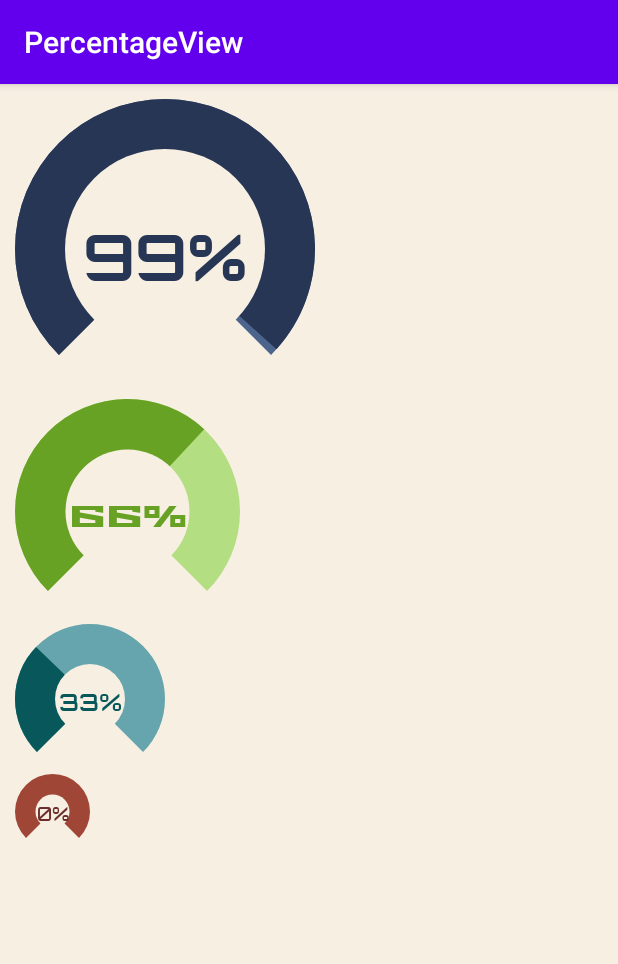
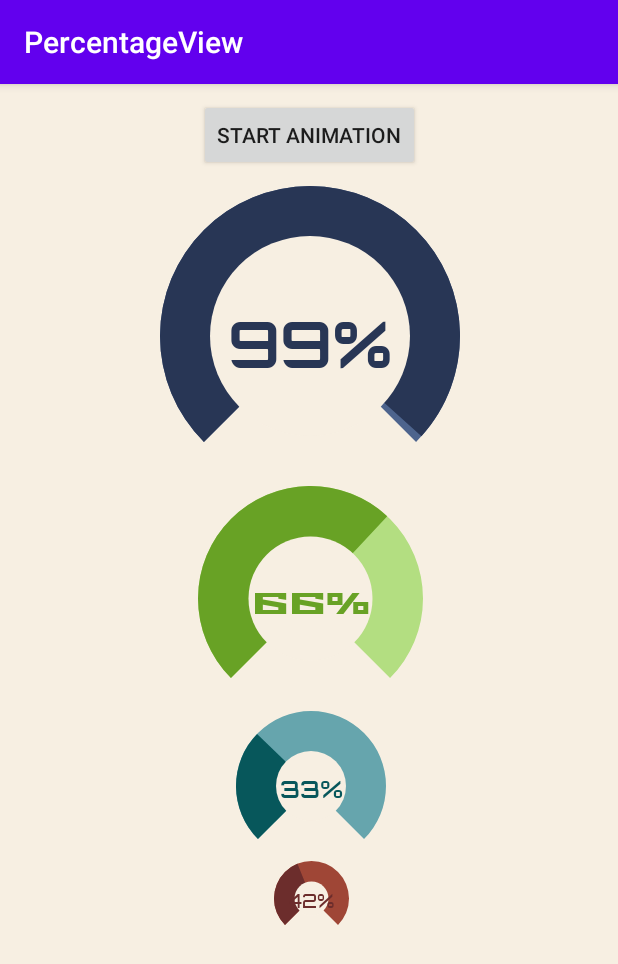
Before and after one commit to turkergoksu/PercentageView, an Android app: the screen it shows after launch (MainActivity), on a phone screen of 412 x 824 dp. Shown: the top 964 px of the screen. Run offline under Robolectric (Android 15) with nearby library versions, the phone set to English and light mode, and no system bars.

```diff
--- a/app/src/main/java/me/turkergoksu/percentageview/MainActivity.kt
+++ b/app/src/main/java/me/turkergoksu/percentageview/MainActivity.kt
@@ -2,10 +2,18 @@ package me.turkergoksu.percentageview
 
 import androidx.appcompat.app.AppCompatActivity
 import android.os.Bundle
+import kotlinx.android.synthetic.main.activity_main.*
 
 class MainActivity : AppCompatActivity() {
     override fun onCreate(savedInstanceState: Bundle?) {
         super.onCreate(savedInstanceState)
         setContentView(R.layout.activity_main)
+
+        buttonStartAnimation.setOnClickListener {
+            pv1.setPercentage(99)
+            pv2.setPercentage(66)
+            pv3.setPercentage(33)
+            pv4.setPercentage(42)
+        }
     }
 }
--- a/app/src/main/res/layout/activity_main.xml
+++ b/app/src/main/res/layout/activity_main.xml
@@ -8,16 +8,28 @@
     android:padding="10dp"
     tools:context=".MainActivity">
 
+    <Button
+        android:id="@+id/buttonStartAnimation"
+        android:layout_width="wrap_content"
+        android:layout_height="wrap_content"
+        android:text="@string/start_animation"
+        app:layout_constraintEnd_toEndOf="parent"
+        app:layout_constraintStart_toStartOf="parent"
+        app:layout_constraintTop_toTopOf="parent" />
+
     <me.turkergoksu.lib.PercentageView
         android:id="@+id/pv1"
         android:layout_width="200dp"
         android:layout_height="200dp"
+        android:layout_marginTop="10dp"
         android:fontFamily="@font/orbitron_bold"
-        app:animDuration="2000"
+        app:animDuration="1500"
         app:centerColor="#f7efe2"
-        app:layout_constraintStart_toStartOf="parent"
-        app:layout_constraintTop_toTopOf="parent"
+        app:layout_constraintEnd_toEndOf="@id/buttonStartAnimation"
+        app:layout_constraintStart_toStartOf="@id/buttonStartAnimation"
+        app:layout_constraintTop_toBottomOf="@id/buttonStartAnimation"
         app:percentage="99"
+        app:percentageWidth="50"
         app:progressBackgroundColor="#4d648d"
         app:progressColor="#283655"
         app:textColor="#283655"
@@ -28,9 +40,10 @@
         android:layout_width="150dp"
         android:layout_height="150dp"
         android:fontFamily="@font/stalinist_one_regular"
-        app:animDuration="3000"
+        app:animDuration="1500"
         app:centerColor="#f7efe2"
-        app:layout_constraintStart_toStartOf="parent"
+        app:layout_constraintEnd_toEndOf="@id/pv1"
+        app:layout_constraintStart_toStartOf="@id/pv1"
         app:layout_constraintTop_toBottomOf="@id/pv1"
         app:percentage="66"
         app:progressBackgroundColor="#b3de81"
@@ -43,9 +56,10 @@
         android:layout_width="100dp"
         android:layout_height="100dp"
         android:fontFamily="@font/orbitron_semibold"
-        app:animDuration="4000"
+        app:animDuration="1500"
         app:centerColor="#f7efe2"
-        app:layout_constraintStart_toStartOf="parent"
+        app:layout_constraintEnd_toEndOf="@id/pv2"
+        app:layout_constraintStart_toStartOf="@id/pv2"
         app:layout_constraintTop_toBottomOf="@id/pv2"
         app:percentage="33"
         app:percentageWidth="40"
@@ -60,9 +74,10 @@
         android:layout_height="50dp"
         android:fontFamily="@font/orbitron_medium"
         app:centerColor="#f7efe2"
-        app:layout_constraintStart_toStartOf="parent"
+        app:layout_constraintEnd_toEndOf="@id/pv3"
+        app:layout_constraintStart_toStartOf="@id/pv3"
         app:layout_constraintTop_toBottomOf="@id/pv3"
-        app:percentage="0"
+        app:percentage="42"
         app:percentageWidth="20"
         app:progressBackgroundColor="#9f4636"
         app:progressColor="#6c2d2c"
--- a/app/src/main/res/values/strings.xml
+++ b/app/src/main/res/values/strings.xml
@@ -1,3 +1,4 @@
 <resources>
     <string name="app_name">PercentageView</string>
+    <string name="start_animation">Start Animation</string>
 </resources>
--- a/lib/src/main/java/me/turkergoksu/lib/PercentageView.kt
+++ b/lib/src/main/java/me/turkergoksu/lib/PercentageView.kt
@@ -59,7 +59,7 @@ class PercentageView @JvmOverloads constructor(
 
             // PERCENTAGE WIDTH
             percentageWidth =
-                abs(typedArray.getInt(R.styleable.PercentageView_percentageWidth, 50)).toFloat()
+                abs(typedArray.getFloat(R.styleable.PercentageView_percentageWidth, 50f))
 
             // CENTER COLOR
             centerPaint.color = typedArray.getColor(
@@ -172,4 +172,10 @@ class PercentageView @JvmOverloads constructor(
             }
         animator?.start()
     }
+
+    fun setPercentage(percentage: Int) {
+        this.percentage = percentage
+        percentageSweepAngle = (percentage * 270f) / 100
+        startPercentageBarAnimation()
+    }
 }
--- a/lib/src/main/res/values/attrs.xml
+++ b/lib/src/main/res/values/attrs.xml
@@ -3,7 +3,7 @@
     <declare-styleable name="PercentageView">
         <attr name="percentage" format="integer"/>
         <attr name="animDuration" format="integer"/>
-        <attr name="percentageWidth" format="integer"/>
+        <attr name="percentageWidth" format="float"/>
         <attr name="centerColor" format="color"/>
         <attr name="progressColor" format="color"/>
         <attr name="progressBackgroundColor" format="color"/>
```
Also changed, not shown: 2 other files.
